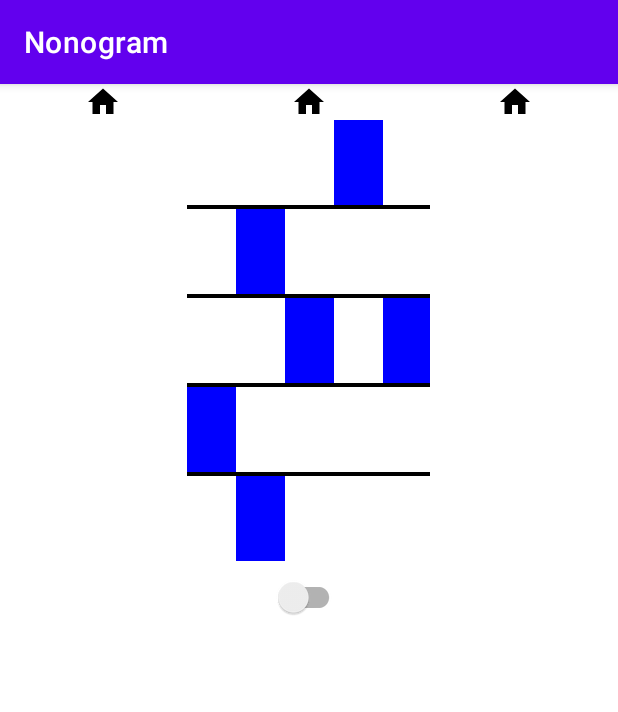
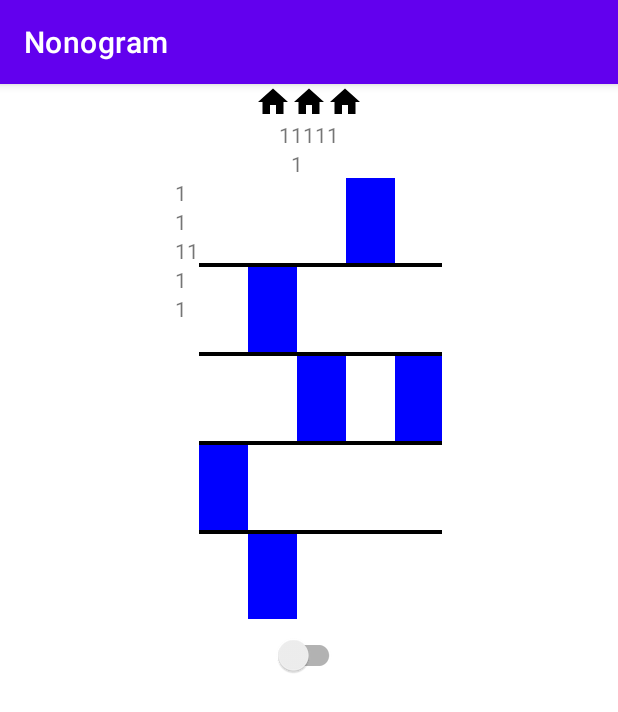
Before and after one commit to koeltv/Nonogram, an Android app: the GridActivity screen opened directly, with no data from a screen before it, on a phone screen of 412 x 824 dp. Shown: the top 712 px of the screen. Run offline under Robolectric (Android 15) with nearby library versions, the phone set to English and light mode, and no system bars; our stand-ins replace Room's generated code.

Commit message:
Grid with numbers displayed

```diff
--- a/app/src/main/java/fr/utt/if26/nonogram/model/Grid.java
+++ b/app/src/main/java/fr/utt/if26/nonogram/model/Grid.java
@@ -7,6 +7,8 @@ import androidx.room.TypeConverters;
 
 import java.io.Serializable;
 import java.util.ArrayList;
+import java.util.LinkedList;
+import java.util.List;
 import java.util.Random;
 
 @Entity(tableName = "grid")
@@ -46,16 +48,22 @@ public class Grid implements Serializable {
         return grid;
     }
 
-    public ArrayList<ArrayList<Integer>> getColumnNumbers() {
-        ArrayList<ArrayList<Integer>> columnCounts = new ArrayList<>();
+    public List<List<Integer>> getColumnNumbers() {
+        List<List<Integer>> columnCounts = new ArrayList<>();
         for (int x = 0; x < grid.length; x++) {
-            ArrayList<Integer> currentSuite = new ArrayList<>();
+            LinkedList<Integer> currentSuite = new LinkedList<>();
             currentSuite.add(0);
+            boolean emptyCaseEncountered = false;
             for (int y = 0; y < grid.length; y++) {
                 if (grid[x][y]) {
-                    currentSuite.set(currentSuite.size()-1, currentSuite.get(currentSuite.size()-1) + 1);
-                } else {
-                    currentSuite.add(0);
+                    if (emptyCaseEncountered) {
+                        currentSuite.add(1);
+                        emptyCaseEncountered = false;
+                    } else {
+                        currentSuite.addLast(currentSuite.pollLast() + 1);
+                    }
+                } else if (currentSuite.getLast() != 0){
+                    emptyCaseEncountered = true;
                 }
             }
             columnCounts.add(currentSuite);
@@ -63,16 +71,22 @@ public class Grid implements Serializable {
         return columnCounts;
     }
 
-    public ArrayList<ArrayList<Integer>> getLineNumbers() {
-        ArrayList<ArrayList<Integer>> lineCounts = new ArrayList<>();
+    public List<List<Integer>> getLineNumbers() {
+        List<List<Integer>> lineCounts = new ArrayList<>();
         for (int y = 0; y < grid.length; y++) {
-            ArrayList<Integer> currentSuite = new ArrayList<>();
+            LinkedList<Integer> currentSuite = new LinkedList<>();
             currentSuite.add(0);
+            boolean emptyCaseEncountered = false;
             for (int x = 0; x < grid.length; x++) {
                 if (grid[x][y]) {
-                    currentSuite.set(currentSuite.size()-1, currentSuite.get(currentSuite.size()-1) + 1);
-                } else {
-                    currentSuite.add(0);
+                    if (emptyCaseEncountered) {
+                        currentSuite.add(1);
+                        emptyCaseEncountered = false;
+                    } else {
+                        currentSuite.addLast(currentSuite.pollLast() + 1);
+                    }
+                } else if (currentSuite.getLast() != 0){
+                    emptyCaseEncountered = true;
                 }
             }
             lineCounts.add(currentSuite);
--- a/app/src/main/java/fr/utt/if26/nonogram/ui/grid/GridActivity.java
+++ b/app/src/main/java/fr/utt/if26/nonogram/ui/grid/GridActivity.java
@@ -2,9 +2,14 @@ package fr.utt.if26.nonogram.ui.grid;
 
 import android.os.Bundle;
 import android.widget.GridView;
+import android.widget.LinearLayout;
+import android.widget.TextView;
 
 import androidx.appcompat.app.AppCompatActivity;
 import androidx.lifecycle.ViewModelProvider;
+
+import java.util.ArrayList;
+import java.util.List;
 
 import fr.utt.if26.nonogram.databinding.ActivityGridBinding;
 import fr.utt.if26.nonogram.model.Grid;
@@ -34,6 +39,29 @@ public class GridActivity extends AppCompatActivity {
             GridAdapter adapter = new GridAdapter(this, gridViewModel);
             gridView.setAdapter(adapter);
 
+            LinearLayout leftRow = binding.leftRow;
+            for (List<Integer> line : currentGrid.getLineNumbers()) {
+                LinearLayout lineLayout = new LinearLayout(this);
+                for (Integer value : line) {
+                    TextView textView = new TextView(this);
+                    textView.setText(value.toString());
+                    lineLayout.addView(textView);
+                }
+                leftRow.addView(lineLayout);
+            }
+
+            LinearLayout topRow = binding.topRow;
+            for (List<Integer> line : currentGrid.getColumnNumbers()) {
+                LinearLayout lineLayout = new LinearLayout(this);
+                lineLayout.setOrientation(LinearLayout.VERTICAL);
+                for (Integer value : line) {
+                    TextView textView = new TextView(this);
+                    textView.setText(value.toString());
+                    lineLayout.addView(textView);
+                }
+                topRow.addView(lineLayout);
+            }
+
 //            GridViewModel gridViewModel = new ViewModelProvider(this).get(GridViewModel.class);
 //            gridViewModel.getAllGrids().observe(this, adapter::submitList);
         });
--- a/app/src/main/res/layout/activity_grid.xml
+++ b/app/src/main/res/layout/activity_grid.xml
@@ -7,8 +7,9 @@
     android:orientation="vertical">
 
     <LinearLayout
-        android:layout_width="match_parent"
-        android:layout_height="wrap_content">
+        android:layout_width="wrap_content"
+        android:layout_height="wrap_content"
+        android:layout_gravity="center">
 
         <ImageView
             android:id="@+id/imageView1"
@@ -32,6 +33,25 @@
             app:srcCompat="@drawable/ic_home_black_24dp" />
     </LinearLayout>
 
+    <LinearLayout
+        android:id="@+id/topRow"
+        android:layout_width="wrap_content"
+        android:layout_height="wrap_content"
+        android:layout_gravity="center"
+        android:orientation="horizontal"/>
+
+    <LinearLayout
+        android:layout_width="wrap_content"
+        android:layout_height="wrap_content"
+        android:layout_gravity="center"
+        android:orientation="horizontal">
+
+        <LinearLayout
+            android:id="@+id/leftRow"
+            android:layout_width="wrap_content"
+            android:layout_height="wrap_content"
+            android:layout_gravity="start"
+            android:orientation="vertical" />
 
         <GridView
             android:id="@+id/grid"
@@ -43,6 +63,8 @@
             android:stretchMode="none"
             android:verticalSpacing="3dp" />
 
+    </LinearLayout>
+
     <androidx.appcompat.widget.SwitchCompat
         android:id="@+id/switch1"
         android:layout_width="wrap_content"
```
Lines whose indentation alone changed are shown as unchanged.
